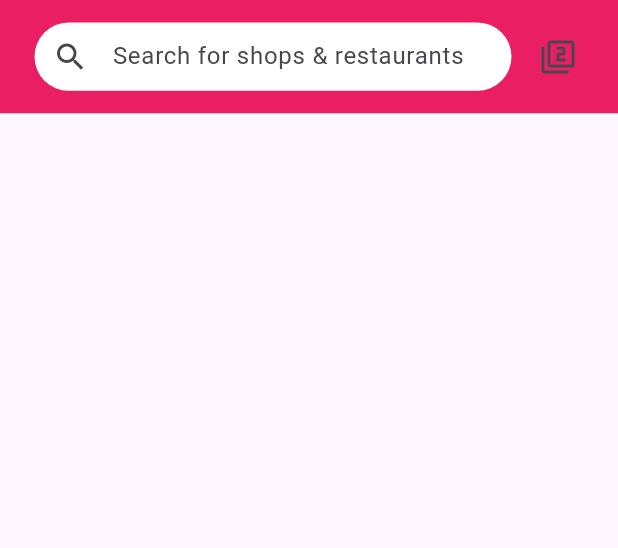
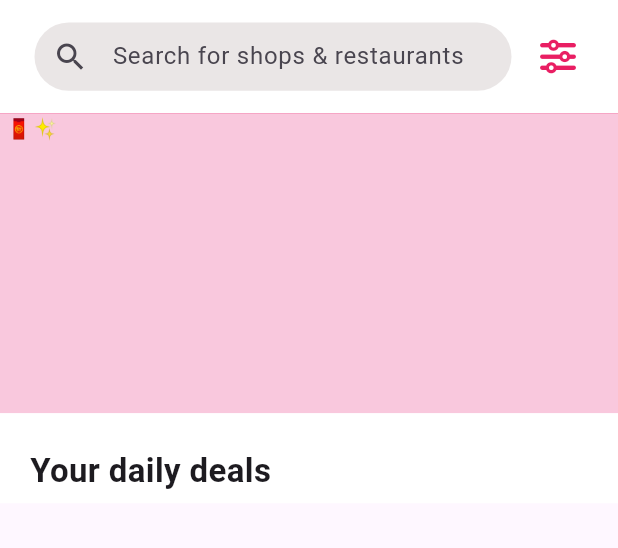
Before and after one commit to UnVireak/Foodpanda_flutter_ui, a Flutter app: the PickUpScreen screen opened directly, on a phone screen of 412 x 824 dp, the part 84-632 px from its top. Run offline on Flutter 3.47's test engine with Material 3 defaults, Android fonts, the phone set to English and light mode, and no system bars; our stand-ins replace font_awesome_flutter; missing offline and left inert: dart:ffi; network calls fail.

Commit message:
something new in pick up screen

```diff
--- a/lib/screens/pick_up/pickUp_screen.dart
+++ b/lib/screens/pick_up/pickUp_screen.dart
@@ -18,7 +18,7 @@ class PickUpScreen extends StatelessWidget {
           color: Colors.white,
           onPressed: () {
             // _scaffoldKey.currentState!.openDrawer();
-            },
+          },
         ),
         title: Column(
           mainAxisAlignment: MainAxisAlignment.center,
@@ -45,22 +45,74 @@ class PickUpScreen extends StatelessWidget {
           ),
         ],
       ),
-
       body: CustomScrollView(
         slivers: [
           SliverAppBar(
-
             pinned: false,
             floating:
                 true, // Set to true to hide FlexibleSpaceBar when scrolling up
             snap: true,
             expandedHeight: 75.5,
             excludeHeaderSemantics: true,
-automaticallyImplyLeading: false,
+            automaticallyImplyLeading: false,
             flexibleSpace: FlexibleSpaceBar(background: SliverPickUpScreen()),
             backgroundColor: Colors.pink,
           ),
 
+          SliverToBoxAdapter(
+            child: SingleChildScrollView(
+              child: Column(
+                 crossAxisAlignment: CrossAxisAlignment.center,
+                 children: [
+
+                  Container(
+                    width: double.infinity,
+                    height: 200,
+                    decoration: BoxDecoration(
+                      color: Color.fromARGB(55, 233, 30, 98)
+                    ),
+                    child: Row(
+                      crossAxisAlignment: CrossAxisAlignment.start,
+                      children: [
+                      Text(" 🧧✨"),
+                      SizedBox(width: 200,),
+
+
+                    // SizedBox(width: 10,),
+                    //   Image.asset("assets/images/pick_up_screen/pandalogo.jpg")
+                    ],
+                    ),
+                  ),
+                   Padding(
+                    padding: EdgeInsets.only( bottom: 0),
+                    child: Container(
+                      height: 60,
+                      width: double.infinity,
+                      color: Color.fromARGB(255, 255, 255, 255),
+                      child: Padding(
+                        padding:
+                            const EdgeInsets.only(left: 20, top: 23, bottom: 5),
+                        child: Column(
+                          crossAxisAlignment: CrossAxisAlignment.start,
+                          children: [
+                            Container(
+
+                            ),
+
+                            Text(
+                              "Your daily deals",
+                              style: TextStyle(
+                                  fontSize: 22, fontWeight: FontWeight.bold),
+                            ),
+                          ],
+                        ),
+                      ),
+                    ),
+                  ),
+                 ],
+              ),
+            ),
+          )
         ],
       ),
     );
--- a/lib/screens/pick_up/sliverAppbar.dart
+++ b/lib/screens/pick_up/sliverAppbar.dart
@@ -1,5 +1,5 @@
 import 'package:flutter/material.dart';
-
+import 'package:font_awesome_flutter/font_awesome_flutter.dart';
 class SliverPickUpScreen extends StatelessWidget {
   final double appBarHeight = 66.0;
 
@@ -21,13 +21,13 @@ class SliverPickUpScreen extends StatelessWidget {
                 Expanded(
                   child: Container(
                     height: 70,
-                    color: Colors.pink,
+                    color: const Color.fromARGB(255, 255, 255, 255),
                     child: Padding(
                       padding: const EdgeInsets.all(7),
                       child: TextFormField(
                         decoration: InputDecoration(
                           contentPadding: EdgeInsets.symmetric(vertical: 5.0),
-                          fillColor: Colors.white,
+                          fillColor: const Color.fromARGB(255, 234, 230, 230),
                           filled: true,
                           border: OutlineInputBorder(
                             borderRadius: BorderRadius.circular(30),
@@ -40,14 +40,15 @@ class SliverPickUpScreen extends StatelessWidget {
                     ),
                   ),
                 ),
-                IconButton(onPressed: (){}, icon: Icon(Icons.filter_2_outlined))
+                IconButton(onPressed: (){}, icon: FaIcon(FontAwesomeIcons.sliders,
+                color: Colors.pink,),)
               ],
             ),
           ),
         ),
       ),
       decoration: BoxDecoration(
-        color: Colors.pink,
+        color: const Color.fromARGB(255, 255, 255, 255),
       ),
     );
   }
--- a/pubspec.yaml
+++ b/pubspec.yaml
@@ -69,6 +69,7 @@ flutter:
     - assets/images/shop/
     - assets/images/earn_a_3/
     - assets/images/try_panda_reward/
+    - assets/images/pick_up_screen/gongXiFaCaiLogo/
   #   - images/a_dot_ham.jpeg
 
   # An image asset can refer to one or more resolution-specific "variants", see
```
Also changed, not shown: assets/images/pick_up_screen/pandalogo.jpg (added).
